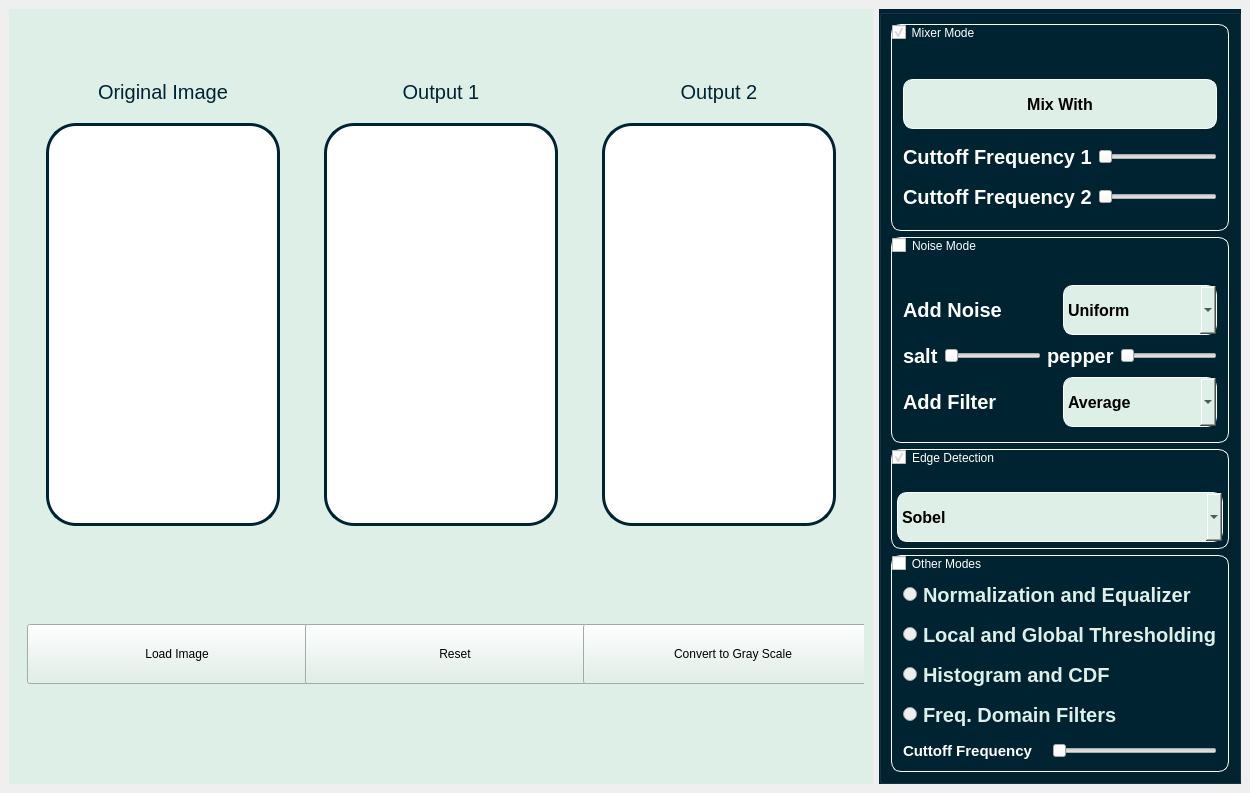
Qt form design.ui (salahmohamed03/Image-filter) before a commit.
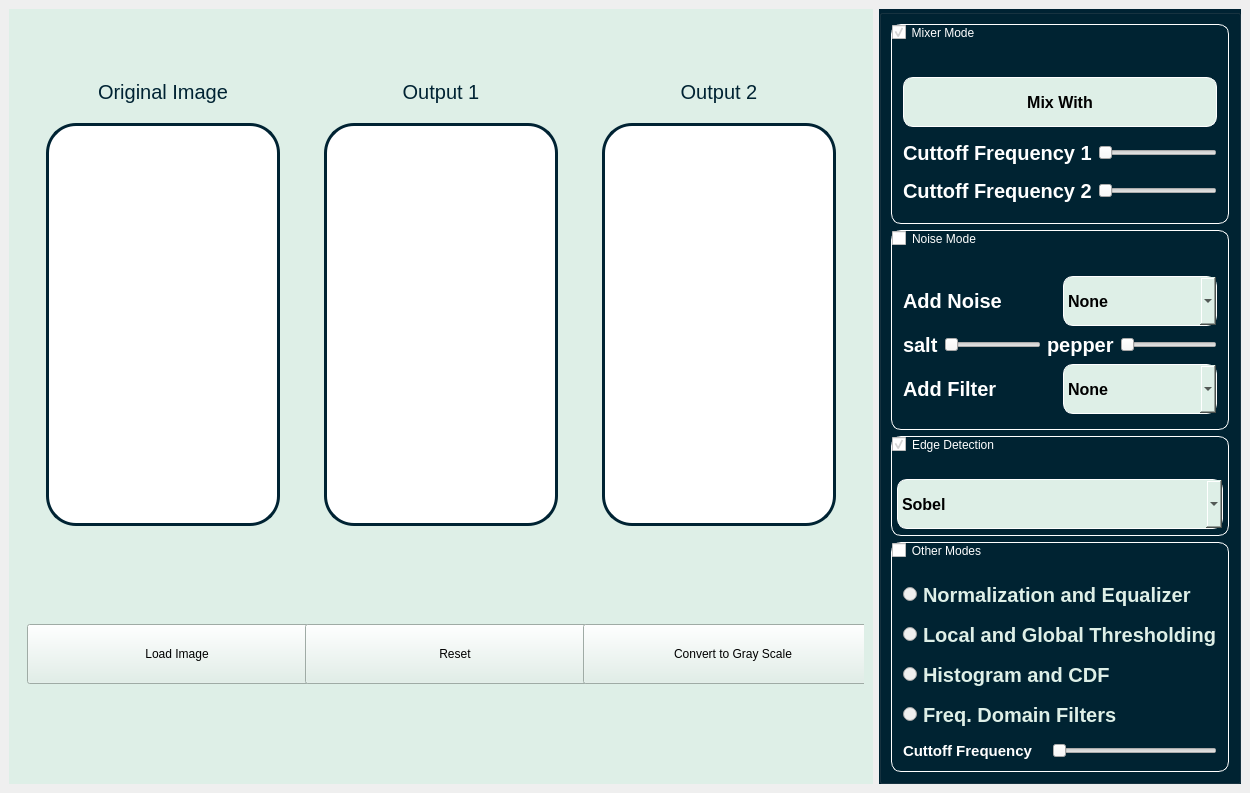
The same form after that commit.

Patch:
```diff
--- a/design.ui
+++ b/design.ui
@@ -516,6 +516,14 @@
               <property name="editable">
                <bool>false</bool>
               </property>
+              <property name="currentText">
+               <string>None</string>
+              </property>
+              <item>
+               <property name="text">
+                <string>None</string>
+               </property>
+              </item>
               <item>
                <property name="text">
                 <string>Uniform</string>
@@ -602,6 +610,14 @@
               <property name="styleSheet">
                <string notr="true">color: rgb(0, 0, 0);</string>
               </property>
+              <property name="currentText">
+               <string>None</string>
+              </property>
+              <item>
+               <property name="text">
+                <string>None</string>
+               </property>
+              </item>
               <item>
                <property name="text">
                 <string>Average</string>
@@ -715,7 +731,7 @@
          </property>
          <layout class="QVBoxLayout" name="otherModesOuterLayout">
           <property name="topMargin">
-           <number>7</number>
+           <number>20</number>
           </property>
           <item>
            <layout class="QVBoxLayout" name="otherModesInnerLayout">
```
Left out of the diff: 4 changed lines with no effect on the pictures.
